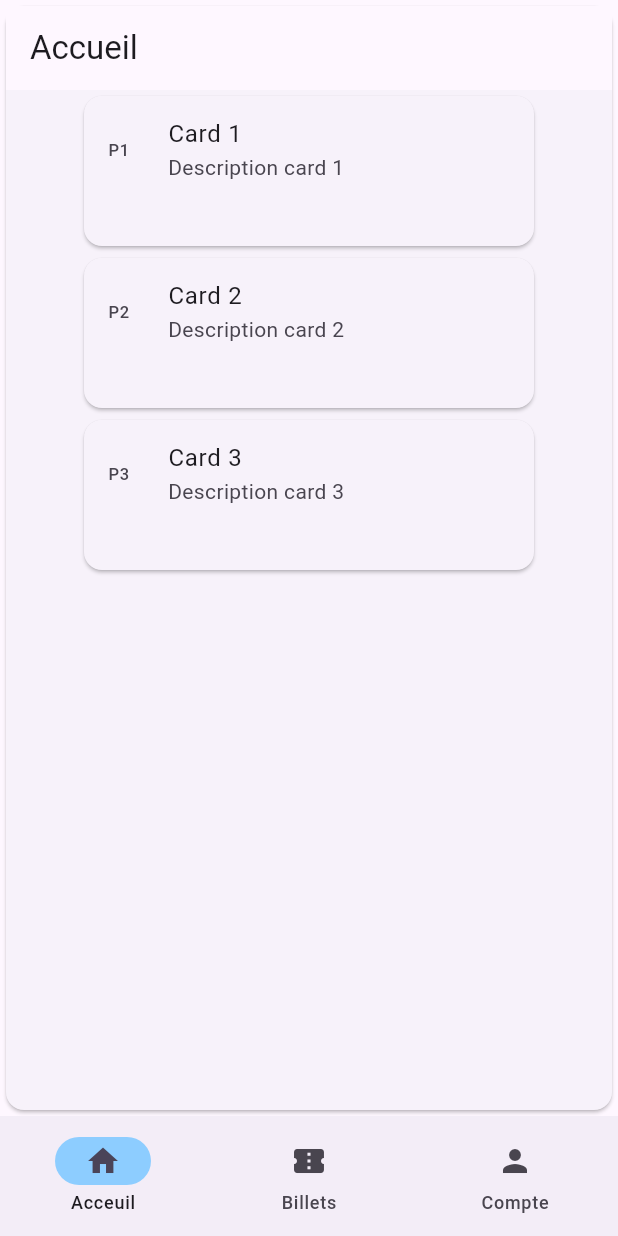
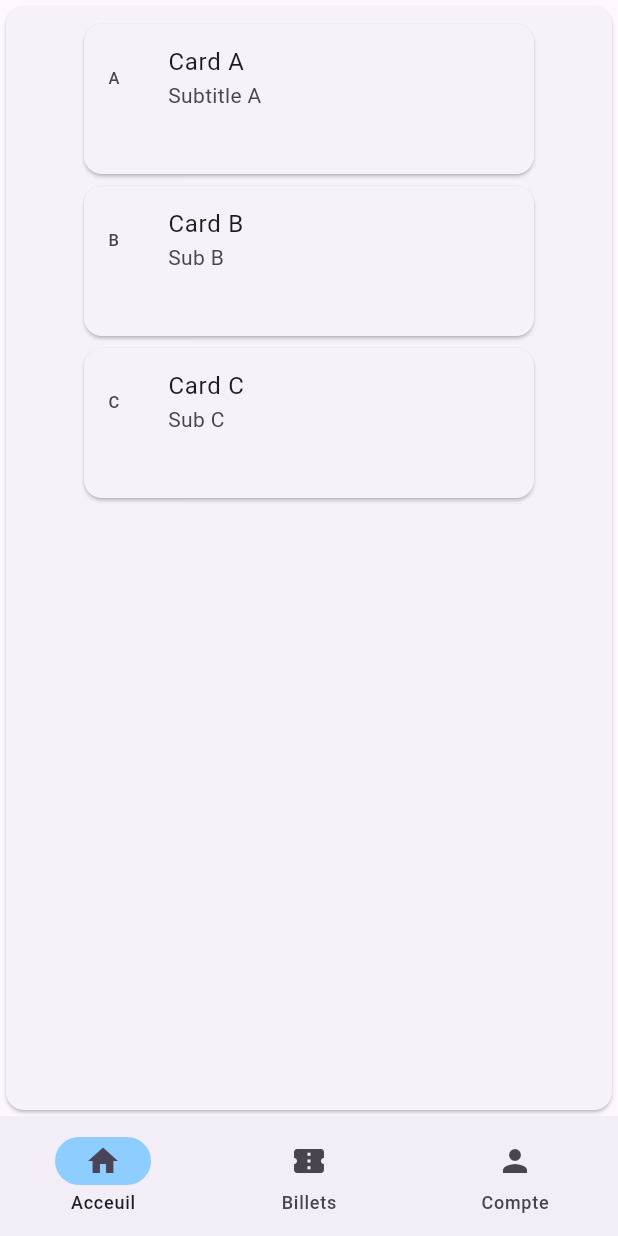
Before and after one commit to Lcs-93/snct_flutter_api, a Flutter app: the screen it shows after launch, on a phone screen of 412 x 824 dp. Run offline on Flutter 3.47's test engine with Material 3 defaults, Android fonts, the phone set to English and light mode, and no system bars.

Commit message:
ListView Card

```diff
--- a/snct_flutter/lib/vues/accueil_vue.dart
+++ b/snct_flutter/lib/vues/accueil_vue.dart
@@ -8,45 +8,32 @@ class ListeTram extends StatefulWidget {
 }
 
 class _ListeTramState extends State<ListeTram> {
+  final List<String> leanding = <String>['A', 'B', 'C'];
+  final List<String> title = <String>['Card A', 'Card B', 'Card C'];
+  final List<String> subtitle = <String>['Subtitle A', 'Sub B', 'Sub C'];
+
   @override
   Widget build(BuildContext context) {
+    return ListView.builder(
+      padding: const EdgeInsets.all(8),
+      itemCount: leanding.length,
+      itemBuilder: (BuildContext context, int index) {
         return Column(
           children: [
-        AppBar(title: Text('Accueil')),
             Card(
               child: SizedBox(
                 width: 300,
                 height: 100,
                 child: ListTile(
-              leading: Text('P1'),
-              title: Text('Card 1'),
-              subtitle: Text('Description card 1'),
-            ),
-          ),
-        ),
-        Card(
-          child: SizedBox(
-            width: 300,
-            height: 100,
-            child: ListTile(
-              leading: Text('P2'),
-              title: Text('Card 2'),
-              subtitle: Text('Description card 2'),
-            ),
-          ),
-        ),
-        Card(
-          child: SizedBox(
-            width: 300,
-            height: 100,
-            child: ListTile(
-              leading: Text('P3'),
-              title: Text('Card 3'),
-              subtitle: Text('Description card 3'),
+                  leading: Text('${leanding[index]}'),
+                  title: Text('${title[index]}'),
+                  subtitle: Text('${subtitle[index]}'),
                 ),
               ),
             ),
           ],
         );
+      },
+    );
   }
 }
```
Lines whose indentation alone changed are shown as unchanged.
